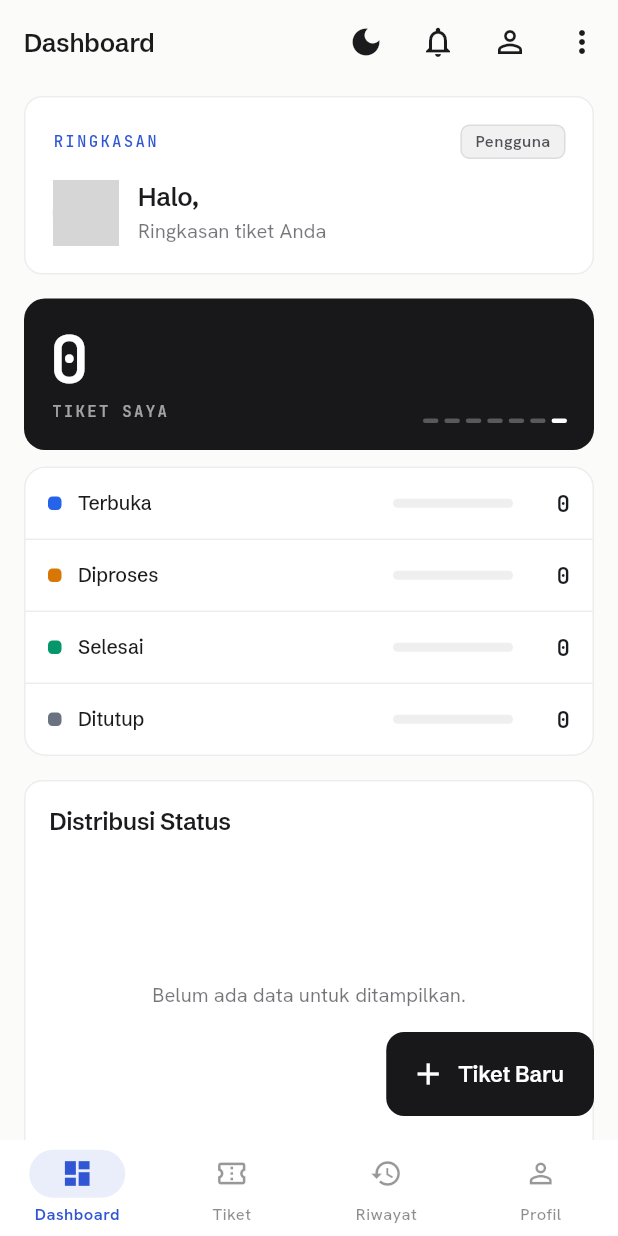
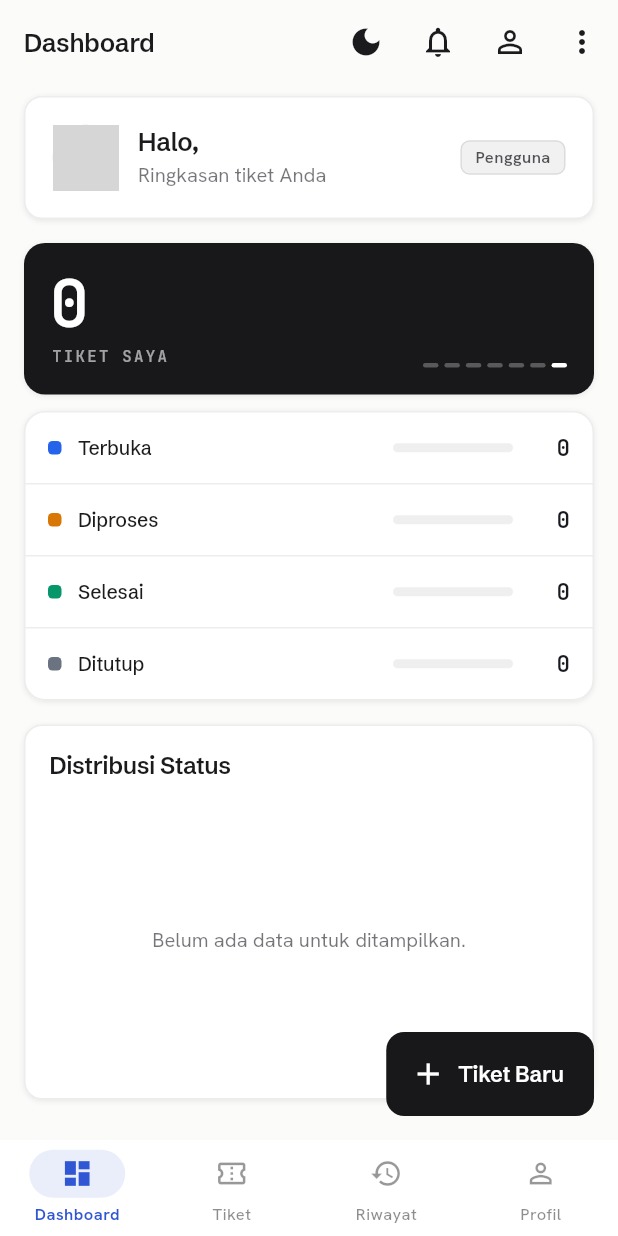
Before and after one commit to Cheszyalsohere/434241079_Muhammad-Irfan-Nuha_Ti-B1_UTS, a Flutter app: the screen it shows once a user with an empty profile is signed in, on a phone screen of 412 x 824 dp. Run offline on Flutter 3.47's test engine with Material 3 defaults, Android fonts, the phone set to English and light mode, and no system bars; our stand-ins replace cached_network_image, connectivity_plus, dartz, dio, fl_chart, flutter_dotenv and 12 more; accounts and stored records are empty; generated files the repository leaves out were written again; network calls fail; grey boxes are pictures that could not be loaded.

Commit message:
refactor(ui): refine cards — status dots, subtle elevation, less scaffolding
- Replace the colored left side-stripe on ticket cards with a status dot
  in the header; remove the now-unused KPI card that used the same stripe
- Add a subtle resting shadow to card surfaces (cards, ticket rows,
  dashboard hero/breakdown, user-management rows) for gentle depth in
  light mode
- Drop the decorative "RINGKASAN" kicker on the dashboard and use plain
  section titles in the user-manage sheet

```diff
--- a/lib/core/theme/app_colors.dart
+++ b/lib/core/theme/app_colors.dart
@@ -54,6 +54,25 @@ abstract final class AppColors {
   static Color borderLight = const Color(0xFF18181B).withValues(alpha: 0.08);
   static Color borderDark = Colors.white.withValues(alpha: 0.09);
 
+  // ── Elevation: "subtle tactile" rest shadow ────────────────────────
+  /// A whisper of shadow under resting cards (per DESIGN.md elevation).
+  /// Light mode only — in dark mode depth comes from the border + tonal
+  /// step, so a shadow on near-black would be invisible noise.
+  static List<BoxShadow> restShadow(bool dark) => dark
+      ? const <BoxShadow>[]
+      : const <BoxShadow>[
+          BoxShadow(
+            color: Color(0x0A18181B), // ink @ ~0.04
+            blurRadius: 2,
+            offset: Offset(0, 1),
+          ),
+          BoxShadow(
+            color: Color(0x0D18181B), // ink @ ~0.05
+            blurRadius: 3,
+            offset: Offset(0, 1),
+          ),
+        ];
+
   // ── Aliases so legacy "glass" call-sites keep compiling ────────────
   static Color get glassSurfaceLight => surfaceLight;
   static Color get glassSurfaceDark => surfaceDark;
--- a/lib/features/dashboard/presentation/screens/dashboard_screen.dart
+++ b/lib/features/dashboard/presentation/screens/dashboard_screen.dart
@@ -228,37 +228,6 @@ class _Greeting extends StatelessWidget {
       child: Column(
         crossAxisAlignment: CrossAxisAlignment.start,
         children: <Widget>[
-          // Eyebrow + role chip on one line.
-          Row(
-            children: <Widget>[
-              Text(
-                'RINGKASAN',
-                style: AppTextStyles.eyebrow.copyWith(
-                  color: theme.colorScheme.primary,
-                ),
-              ),
-              const Spacer(),
-              Container(
-                padding:
-                    const EdgeInsets.symmetric(horizontal: 9, vertical: 3),
-                decoration: BoxDecoration(
-                  color: theme.colorScheme.onSurface.withValues(alpha: 0.06),
-                  borderRadius: BorderRadius.circular(6),
-                  border: Border.all(
-                    color: theme.colorScheme.onSurface.withValues(alpha: 0.10),
-                  ),
-                ),
-                child: Text(
-                  roleLabel,
-                  style: theme.textTheme.labelSmall?.copyWith(
-                    color: theme.colorScheme.onSurface.withValues(alpha: 0.75),
-                    fontWeight: FontWeight.w600,
-                  ),
-                ),
-              ),
-            ],
-          ),
-          const SizedBox(height: 14),
           Row(
             children: <Widget>[
               CircleAvatar(
@@ -300,6 +269,24 @@ class _Greeting extends StatelessWidget {
                       overflow: TextOverflow.ellipsis,
                     ),
                   ],
+                ),
+              ),
+              const SizedBox(width: 10),
+              Container(
+                padding: const EdgeInsets.symmetric(horizontal: 9, vertical: 3),
+                decoration: BoxDecoration(
+                  color: theme.colorScheme.onSurface.withValues(alpha: 0.06),
+                  borderRadius: BorderRadius.circular(6),
+                  border: Border.all(
+                    color: theme.colorScheme.onSurface.withValues(alpha: 0.10),
+                  ),
+                ),
+                child: Text(
+                  roleLabel,
+                  style: theme.textTheme.labelSmall?.copyWith(
+                    color: theme.colorScheme.onSurface.withValues(alpha: 0.75),
+                    fontWeight: FontWeight.w600,
+                  ),
                 ),
               ),
             ],
--- a/lib/features/dashboard/presentation/widgets/stat_overview.dart
+++ b/lib/features/dashboard/presentation/widgets/stat_overview.dart
@@ -87,7 +87,11 @@ class _Hero extends StatelessWidget {
 
     final Widget card = Container(
       padding: const EdgeInsets.fromLTRB(18, 18, 18, 18),
-      decoration: BoxDecoration(color: ink, borderRadius: radius),
+      decoration: BoxDecoration(
+        color: ink,
+        borderRadius: radius,
+        boxShadow: AppColors.restShadow(dark),
+      ),
       child: Row(
         crossAxisAlignment: CrossAxisAlignment.end,
         children: <Widget>[
@@ -267,6 +271,7 @@ class _BreakdownCard extends StatelessWidget {
         color: fill,
         borderRadius: BorderRadius.circular(14),
         border: Border.all(color: border),
+        boxShadow: AppColors.restShadow(dark),
       ),
       child: Column(
         children: <Widget>[
```
Also changed, not shown: lib/core/widgets/glass_container.dart (+9 -1 lines), lib/features/dashboard/presentation/widgets/kpi_card.dart (deleted, +0 -153 lines), lib/features/ticket/presentation/widgets/ticket_card.dart (+23 -18 lines), lib/features/user_management/presentation/screens/user_management_screen.dart (+10 -13 lines).
